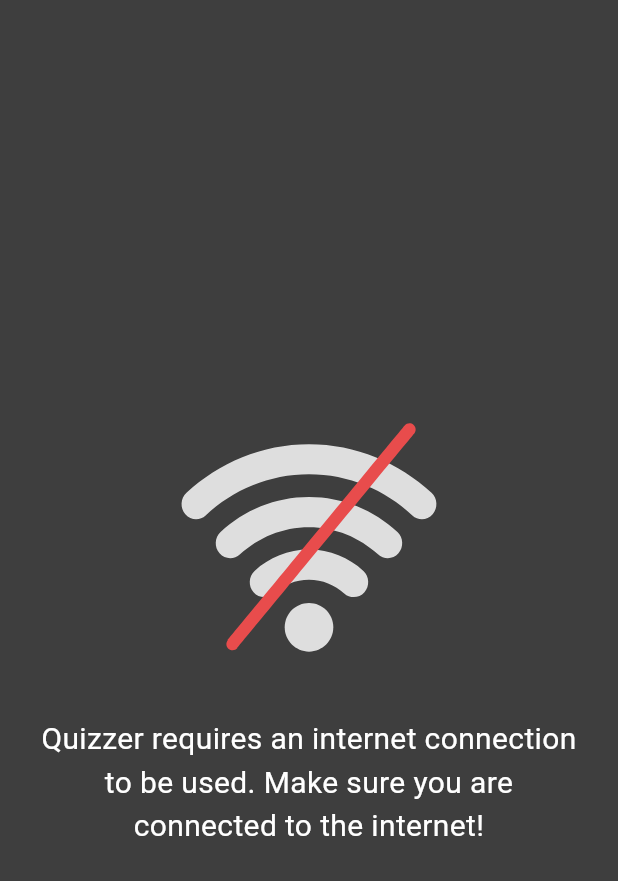
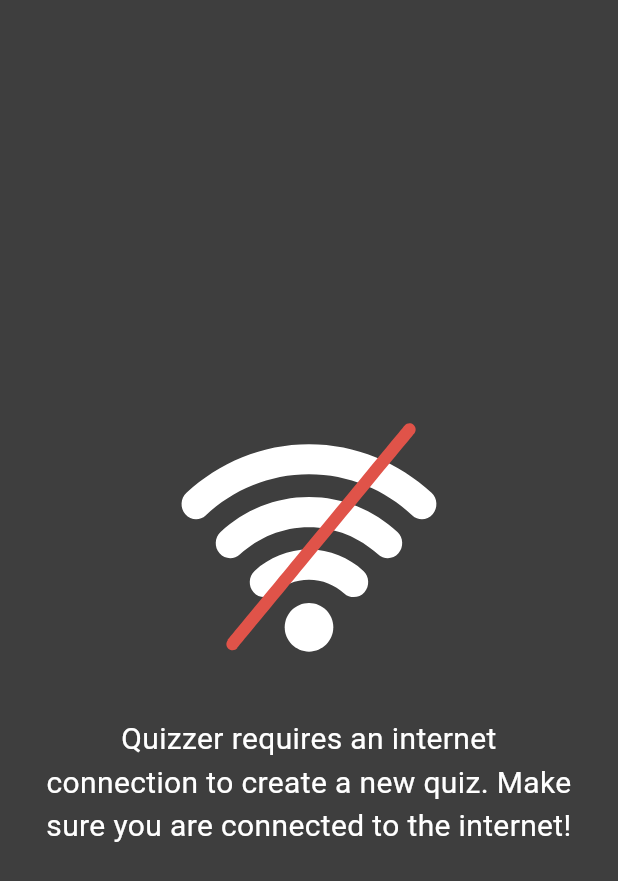
Before and after one commit to stearsail/Quizzer, a Flutter app: the NoInternetScreen widget shown alone on an empty page, opened directly, on a phone screen of 412 x 824 dp. Shown: the top 881 px of the screen. Run offline on Flutter 3.47's test engine with Material 3 defaults, Android fonts, the phone set to English and light mode, and no system bars; our stand-ins replace file_picker, flutter_native_splash, flutter_slidable, flutter_svg, internet_connection_checker_plus, lottie and 2 more; accounts and stored records are empty; statements that could not run were skipped.

Commit message:
Connection state responsiveness and UI elements

```diff
--- a/ragbot_app/lib/Controllers/upload_controller.dart
+++ b/ragbot_app/lib/Controllers/upload_controller.dart
@@ -4,7 +4,6 @@
 import 'package:http/http.dart';
 import 'package:ragbot_app/Controllers/stream_controller.dart';
 import 'package:ragbot_app/Models/quiz.dart';
-import 'package:ragbot_app/Services/connectivity_service.dart';
 import 'package:ragbot_app/Services/database_service.dart';
 import 'package:sliding_up_panel/sliding_up_panel.dart';
 
--- a/ragbot_app/lib/Views/no_internet_screen.dart
+++ b/ragbot_app/lib/Views/no_internet_screen.dart
@@ -6,8 +6,7 @@
 
   @override
   Widget build(BuildContext context) {
-    return Scaffold(
-      body: Center(
+    return Center(
       child: Flex(
           direction: Axis.vertical,
           mainAxisAlignment: MainAxisAlignment.center,
@@ -17,18 +16,19 @@
               child: SizedBox(
                   height: 200,
                   width: 200,
-                    child: Lottie.asset("assets/no_internet.json", )),
+                  child: Lottie.asset(
+                    "assets/no_internet.json",
+                  )),
             ),
             const Padding(
-                padding: EdgeInsets.only(left: 20, right: 20),
+              padding: EdgeInsets.only(left: 30, right: 30),
               child: Text(
-                  "Quizzer requires an internet connection to be used. Make sure you are connected to the internet!",
+                "Quizzer requires an internet connection to create a new quiz. Make sure you are connected to the internet!",
                 textAlign: TextAlign.center,
                 style: TextStyle(color: Colors.white, fontSize: 20),
               ),
             ),
           ]),
-      ),
     );
   }
 }
--- /dev/null
+++ b/ragbot_app/lib/Views/quiz_solver_screen.dart
@@ -0,0 +1,19 @@
+import 'package:flutter/material.dart';
+import 'package:ragbot_app/Models/quiz.dart';
+
+class QuizSolverScreen extends StatefulWidget {
+  final Quiz quiz;
+
+  QuizSolverScreen({super.key, required this.quiz});
+
+  @override
+  State<StatefulWidget> createState() => _QuizSolverScreenState();
+}
+
+class _QuizSolverScreenState extends State<QuizSolverScreen> {
+  @override
+  Widget build(BuildContext build) {
+    return Scaffold(
+        body: Text("This is the quiz solver for quiz ${widget.quiz.title}"));
+  }
+}
```
Also changed, not shown: ragbot_app/assets/no_internet.json (+1 -1 lines), ragbot_app/lib/Services/connectivity_service.dart (+14 -5 lines), ragbot_app/lib/Views/quizzes_widget.dart (+15 -3 lines), ragbot_app/lib/main.dart (+49 -9 lines). Lines whose indentation alone changed are shown as unchanged.
